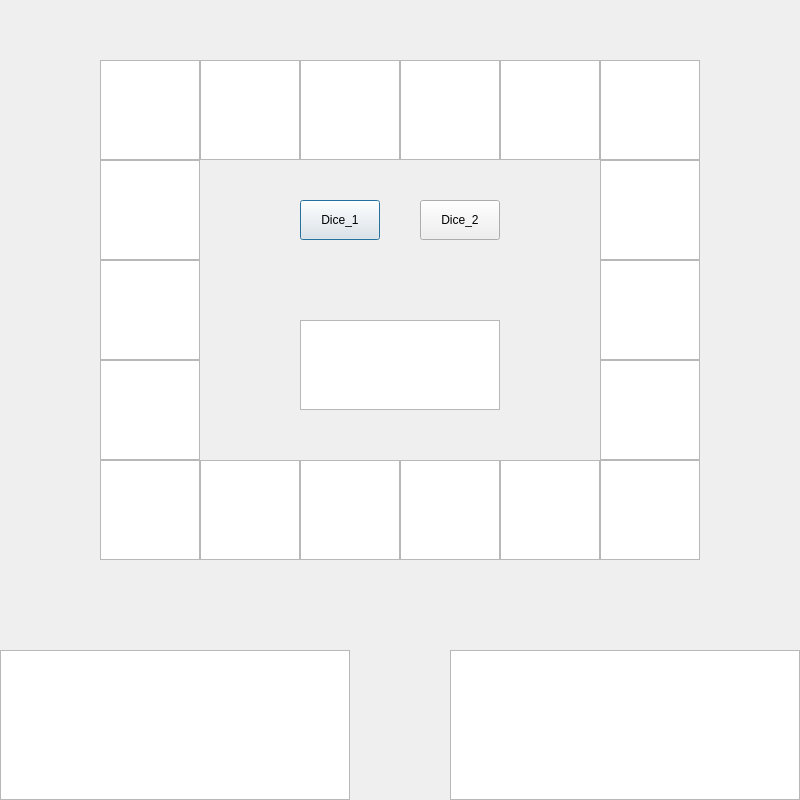
The window that _guiFiles/frame_test2.ui (gitKWproj/random_dice) describes before a commit, drawn with Qt 5.
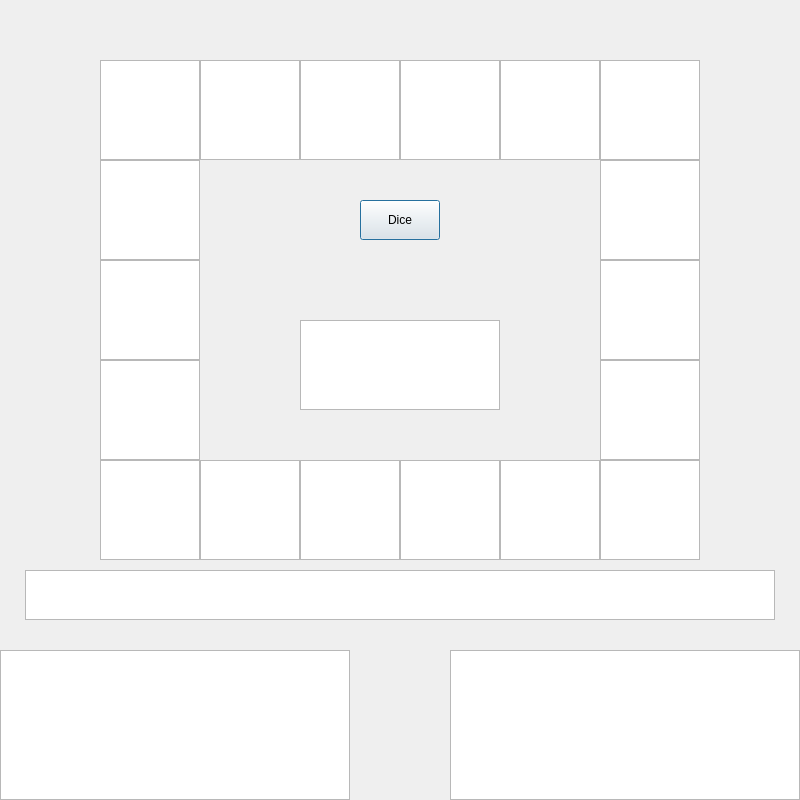
The same window after the commit. Icons and pictures are not drawn.

What changed in the file:
```diff
--- a/_guiFiles/frame_test2.ui
+++ b/_guiFiles/frame_test2.ui
@@ -26,14 +26,14 @@
   <widget class="QPushButton" name="btn1">
    <property name="geometry">
     <rect>
-     <x>300</x>
+     <x>360</x>
      <y>200</y>
      <width>80</width>
      <height>40</height>
     </rect>
    </property>
    <property name="text">
-    <string>Dice_1</string>
+    <string>Dice</string>
    </property>
   </widget>
   <widget class="QTextBrowser" name="player2_text">
@@ -267,7 +267,7 @@
   <widget class="QLabel" name="label_3">
    <property name="geometry">
     <rect>
-     <x>210</x>
+     <x>260</x>
      <y>190</y>
      <width>80</width>
      <height>80</height>
@@ -315,19 +315,6 @@
     <pixmap>../_image/player2_resize.png</pixmap>
    </property>
   </widget>
-  <widget class="QPushButton" name="btn2">
-   <property name="geometry">
-    <rect>
-     <x>420</x>
-     <y>200</y>
-     <width>80</width>
-     <height>40</height>
-    </rect>
-   </property>
-   <property name="text">
-    <string>Dice_2</string>
-   </property>
-  </widget>
   <widget class="QTextBrowser" name="main_text">
    <property name="geometry">
     <rect>
@@ -338,6 +325,16 @@
     </rect>
    </property>
   </widget>
+  <widget class="QTextBrowser" name="land_text">
+   <property name="geometry">
+    <rect>
+     <x>25</x>
+     <y>570</y>
+     <width>750</width>
+     <height>50</height>
+    </rect>
+   </property>
+  </widget>
  </widget>
  <resources>
   <include location="test.qrc"/>
```
